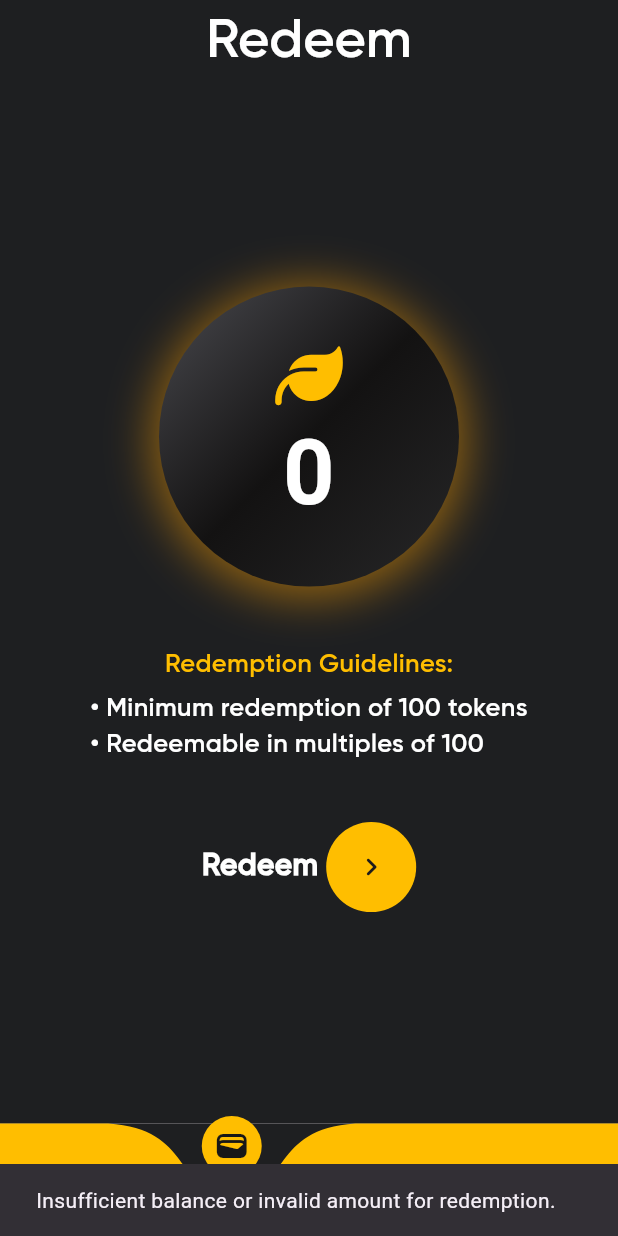
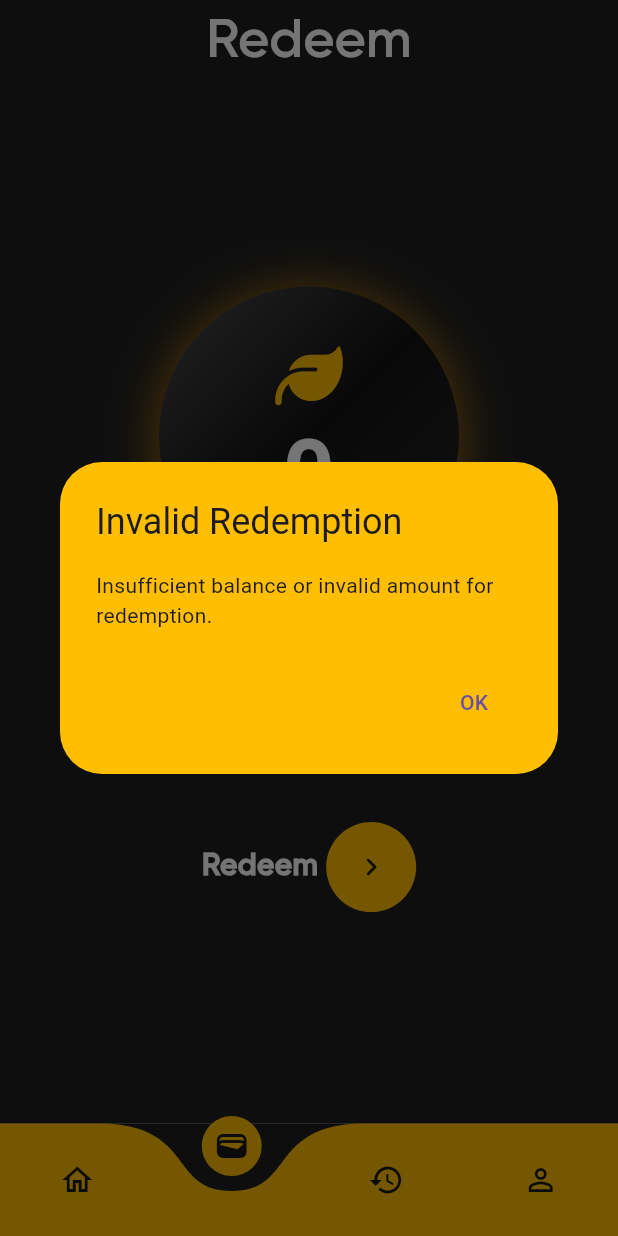
Before and after one commit to abnormaldil/Safaai-Get-Rewards-For-Proper-Plastic-Disposal, a Flutter app: the screen it shows once a user with an empty profile is signed in, item 2 of the bottom bar chosen, after a tap on the "chevron right" icon, on a phone screen of 412 x 824 dp. Run offline on Flutter 3.47's test engine with Material 3 defaults, Android fonts, the phone set to English and light mode, and no system bars; drawn by our look-alikes of curved_navigation_bar; our stand-ins replace audioplayers, carousel_slider, cloud_firestore, firebase_auth, firebase_core, font_awesome_flutter; missing offline and left inert: email_otp; accounts and stored records are empty; network calls fail.

Commit message:
App functions completed

```diff
--- a/lib/forgotpass.dart
+++ b/lib/forgotpass.dart
@@ -63,7 +63,7 @@ class _ForgotPasswordPageState extends State<ForgotPasswordPage> {
                 key: _formkey,
                 child: Container(
                   padding: EdgeInsets.only(
-                      top: MediaQuery.of(context).size.height * 0.2),
+                      top: MediaQuery.of(context).size.height * 0.1),
                   child: Column(
                     crossAxisAlignment: CrossAxisAlignment.start,
                     children: [
--- a/lib/home.dart
+++ b/lib/home.dart
@@ -61,7 +61,10 @@ class _HomePageState extends State<HomePage> {
                 content: Text('Your SaFi balance has been increased by 10.'),
                 actions: [
                   TextButton(
-                    onPressed: () => Navigator.pop(context),
+                    onPressed: () {
+                      Navigator.pop(context);
+                      codeController.clear();
+                    },
                     child: Text('OK'),
                   ),
                 ],
@@ -126,7 +129,6 @@ class _HomePageState extends State<HomePage> {
     }
   }
 
-  @override
   void initState() {
     super.initState();
     _getBalance();
@@ -136,8 +138,7 @@ class _HomePageState extends State<HomePage> {
   Widget build(BuildContext context) {
     Widget _buildCurvedImage(String imagePath) {
       return ClipRRect(
-        borderRadius:
-            BorderRadius.circular(15.0), // Adjust border radius as needed
+        borderRadius: BorderRadius.circular(15.0),
         child: Image.asset(
           imagePath,
           fit: BoxFit.cover,
@@ -161,8 +162,11 @@ class _HomePageState extends State<HomePage> {
       ),
       body: Stack(
         children: [
+          Column(
+            children: [
+              SizedBox(height: 40),
               Padding(
-            padding: const EdgeInsets.all(10.0),
+                padding: const EdgeInsets.all(0),
                 child: CarouselSlider(
                   items: [
                     _buildCurvedImage('assets/b1.jpg'),
@@ -170,18 +174,102 @@ class _HomePageState extends State<HomePage> {
                     _buildCurvedImage('assets/b3.jpg'),
                   ],
                   options: CarouselOptions(
-                height: 150.0,
+                    height: 190.0,
                     autoPlay: true,
                     enlargeCenterPage: true,
                     aspectRatio: 16 / 9,
                     autoPlayCurve: Curves.easeInBack,
                     enableInfiniteScroll: true,
-                autoPlayAnimationDuration: Duration(milliseconds: 800),
-                viewportFraction: 0.8,
+                    autoPlayAnimationDuration: Duration(milliseconds: 400),
+                    viewportFraction: 0.65,
                     scrollPhysics: ScrollPhysics(),
                   ),
                 ),
               ),
+            ],
+          ),
+          Positioned(
+              top: 280,
+              left: 10,
+              right: 10,
+              child: Container(
+                decoration: BoxDecoration(
+                  color: Color(0xFF1e1f21), // Background color of the box
+                  borderRadius: BorderRadius.circular(20), // Curved borders
+                  boxShadow: [
+                    BoxShadow(
+                      color: Colors.black12, // Shadow color
+                      blurRadius: 8, // Shadow blur radius
+                      offset: Offset(0, 2), // Shadow offset
+                    ),
+                  ],
+                ),
+                padding: EdgeInsets.all(26), // Padding inside the box
+                child: Column(
+                  children: [
+                    Align(
+                      alignment: Alignment.topCenter,
+                      child: Text(
+                        'Clean & Earn:',
+                        style: TextStyle(
+                          fontSize: 15,
+                          fontFamily: 'Gilroy',
+                          fontWeight: FontWeight.bold,
+                          color: Color(0xFFffbe00),
+                        ),
+                      ),
+                    ),
+                    SizedBox(
+                        height:
+                            10), // Optional spacing between the title and the rest of the text
+                    Column(
+                      crossAxisAlignment: CrossAxisAlignment.start,
+                      children: [
+                        Text(
+                          '• Place plastic bottle in the SaFi bin.',
+                          style: TextStyle(
+                            fontSize: 15,
+                            fontFamily: 'Gilroy',
+                            color: Color.fromARGB(255, 255, 255, 255),
+                          ),
+                        ),
+                        Text(
+                          "• A unique code will appear on screen.",
+                          style: TextStyle(
+                            fontSize: 15,
+                            fontFamily: 'Gilroy',
+                            color: Color.fromARGB(255, 255, 255, 255),
+                          ),
+                        ),
+                        Text(
+                          "• Enter the unique code",
+                          style: TextStyle(
+                            fontSize: 15,
+                            fontFamily: 'Gilroy',
+                            color: Color.fromARGB(255, 255, 255, 255),
+                          ),
+                        ),
+                        Text(
+                          "• Claim your SaFi tokens",
+                          style: TextStyle(
+                            fontSize: 15,
+                            fontFamily: 'Gilroy',
+                            color: Color.fromARGB(255, 255, 255, 255),
+                          ),
+                        ),
+                        Text(
+                          "• Redeem the tokens for rewards",
+                          style: TextStyle(
+                            fontSize: 15,
+                            fontFamily: 'Gilroy',
+                            color: Color.fromARGB(255, 255, 255, 255),
+                          ),
+                        ),
+                      ],
+                    ),
+                  ],
+                ),
+              )),
           SingleChildScrollView(
             child: Column(
               mainAxisAlignment: MainAxisAlignment.start,
@@ -196,8 +284,8 @@ class _HomePageState extends State<HomePage> {
                         decoration: BoxDecoration(
                           color: const Color(0xFF1e1f21),
                           borderRadius: BorderRadius.only(
-                            topLeft: Radius.circular(60),
-                            topRight: Radius.circular(60),
+                            topLeft: Radius.circular(50),
+                            topRight: Radius.circular(50),
                           ),
                         ),
                         child: Padding(
@@ -265,19 +353,13 @@ class _HomePageState extends State<HomePage> {
                               SizedBox(height: 20),
                               TextFormField(
                                 controller: codeController,
-                                style: TextStyle(
-                                  color: Colors.white,
-                                ),
+                                style: TextStyle(color: Colors.white),
                                 decoration: InputDecoration(
                                   labelText: 'Enter Unique Code',
-                                  labelStyle: TextStyle(
-                                    color: Colors.white,
-                                  ),
+                                  labelStyle: TextStyle(color: Colors.white),
                                   border: OutlineInputBorder(
                                     borderRadius: BorderRadius.circular(30.0),
-                                    borderSide: BorderSide(
-                                      color: Colors.white,
-                                    ),
+                                    borderSide: BorderSide(color: Colors.white),
                                   ),
                                 ),
                               ),
@@ -289,9 +371,7 @@ class _HomePageState extends State<HomePage> {
                                 child: Container(
                                   width: MediaQuery.of(context).size.width,
                                   padding: EdgeInsets.symmetric(
-                                    vertical: 13.0,
-                                    horizontal: 13.0,
-                                  ),
+                                      vertical: 13.0, horizontal: 13.0),
                                   decoration: BoxDecoration(
                                     color: Color(0xFFffbe00),
                                     borderRadius: BorderRadius.circular(30),
--- a/lib/login.dart
+++ b/lib/login.dart
@@ -1,6 +1,7 @@
 import 'package:flutter/material.dart';
 import 'package:firebase_auth/firebase_auth.dart';
 import 'package:safaai/bottomnav.dart';
+import 'package:audioplayers/audioplayers.dart';
 
 class LoginPage extends StatefulWidget {
   const LoginPage({super.key});
@@ -13,18 +14,14 @@ class _LoginPageState extends State<LoginPage> {
   TextEditingController emailcontroller = new TextEditingController();
   TextEditingController passwordcontroller = new TextEditingController();
   final _formkey = GlobalKey<FormState>();
-
+  AudioPlayer _player = AudioPlayer();
   userLogin() async {
     try {
       // ignore: unused_local_variable
       UserCredential userCredential = await FirebaseAuth.instance
           .signInWithEmailAndPassword(email: email, password: password);
-      ScaffoldMessenger.of(context).showSnackBar(SnackBar(
-          backgroundColor: Color.fromARGB(255, 29, 28, 28),
-          content: Text(
-            "Let's Clean Earth!",
-            style: TextStyle(fontSize: 20.0),
-          )));
+      var assetSource = AssetSource('welcome.mp3');
+      await _player.play(assetSource);
       Navigator.pushReplacement(
           context, MaterialPageRoute(builder: (context) => BottomNav()));
     } on FirebaseAuthException catch (e) {
--- a/lib/redeem.dart
+++ b/lib/redeem.dart
@@ -182,15 +182,17 @@ class RedeemPage extends StatelessWidget {
     );
   }
 
-  void _redeemCredits(
-      BuildContext context, int creditBalance, Map<String, dynamic> userData) {
-    if (creditBalance % 100 == 0 && creditBalance >= 100) {
-      int redeemedCredit = creditBalance;
-      int newCreditBalance = creditBalance - redeemedCredit;
+  Future<void> _redeemCredits(BuildContext context, int creditBalance,
+      Map<String, dynamic> userData) async {
+    int n = creditBalance % 100;
+    int newn = creditBalance - n;
+    if (creditBalance >= 100) {
+      int redeemedCredit = newn;
+      int newCreditBalance = n;
 
       FirebaseFirestore.instance
           .collection('users')
-          .doc(user!.email) // Use email instead of UID
+          .doc(user!.email)
           .update({'CreditBalance': newCreditBalance});
 
       userData['CreditBalance'] = newCreditBalance;
@@ -202,8 +204,8 @@ class RedeemPage extends StatelessWidget {
 
       FirebaseFirestore.instance
           .collection('transactions')
-          .doc(user!.email) // Use email instead of UID
-          .collection(user!.email!) // Use email instead of UID
+          .doc(user!.email)
+          .collection(user!.email!)
           .add({
         'RedeemAmount': redeemedCredit,
         'Time': transactionTime,
@@ -230,7 +232,6 @@ class RedeemPage extends StatelessWidget {
           },
         );
       }).catchError((error) {
-        // Handle errors during transaction record saving
         print("Error saving transaction: $error");
         ScaffoldMessenger.of(context).showSnackBar(
           SnackBar(
@@ -240,13 +241,23 @@ class RedeemPage extends StatelessWidget {
       });
     } else {
       var assetSource = AssetSource('error.mp3');
-      _player.play(assetSource);
-
-      ScaffoldMessenger.of(context).showSnackBar(
-        SnackBar(
-          content:
-              Text('Insufficient balance or invalid amount for redemption.'),
-        ),
+      await _player.play(assetSource);
+      showDialog(
+        context: context,
+        builder: (context) {
+          return AlertDialog(
+            backgroundColor: Color(0xFFffbe00),
+            title: Text('Invalid Redemption'),
+            content:
+                Text('Insufficient balance or invalid amount for redemption.'),
+            actions: [
+              TextButton(
+                onPressed: () => Navigator.pop(context),
+                child: Text('OK'),
+              ),
+            ],
+          );
+        },
       );
     }
   }
--- a/lib/register.dart
+++ b/lib/register.dart
@@ -179,16 +179,12 @@ class _RegisterPageState extends State<RegisterPage> {
                           Row(
                             mainAxisAlignment: MainAxisAlignment.spaceBetween,
                             children: [
-                              // Image.asset(
-                              //   'assets/adduser.png',
-                              //   width: 100,
-                              //   height: 100,
-                              // ),
+
                               RotatedBox(
                                 quarterTurns:
                                     3, // Rotate 90 degrees counterclockwise
                                 child: Text(
-                                  "May I Know\nYou?",
+                                  "Register",
                                   textAlign: TextAlign.justify,
                                   style: TextStyle(
                                     decoration: TextDecoration.none,
--- a/lib/splash.dart
+++ b/lib/splash.dart
@@ -23,7 +23,7 @@ class _SplashState extends State<SplashScreen> {
   Widget build(BuildContext context) {
     return Scaffold(
       body: Container(
-        color: Color(0xFFffbe00),
+        color: Color(0xFF1e1f21),
         //Color(0xFF3EB16F),
         child: Center(
           child: Column(
```
Also changed, not shown: assets/background.png, assets/foreground.png, 13 other files. Lines whose indentation alone changed are shown as unchanged.
